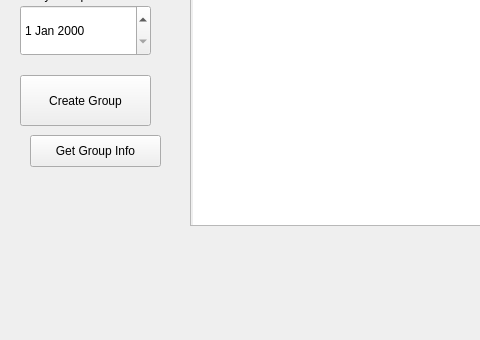
Above: StudyGroupFormer/AppWindow.ui from vu035/StudyGroupApp before the change; both pictures show x 0 to 480 and y 342 to 682 of the 904 by 682 pixel window. Below: the same form after it.
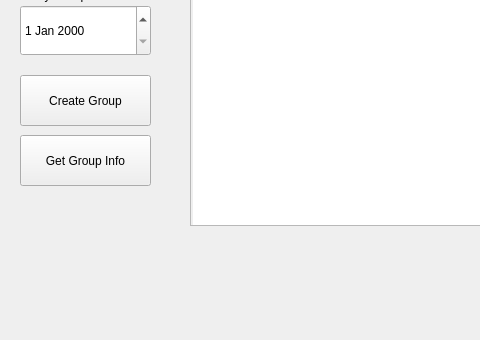
That is the form after the change.

Commit message: Adding small changes. Refactored AppWindow.cpp (removed libraries that were unnecessary) changed the fixed size of GroupInfo.ui also.

```diff
--- a/StudyGroupFormer/AppWindow.ui
+++ b/StudyGroupFormer/AppWindow.ui
@@ -159,10 +159,10 @@
    <widget class="QPushButton" name="getGroupInfo">
     <property name="geometry">
      <rect>
-      <x>30</x>
+      <x>20</x>
       <y>460</y>
       <width>131</width>
-      <height>32</height>
+      <height>51</height>
      </rect>
     </property>
     <property name="text">
```
Left out of the diff: 2 changed lines with no effect on the pictures. The commit also changes 3 other files.
